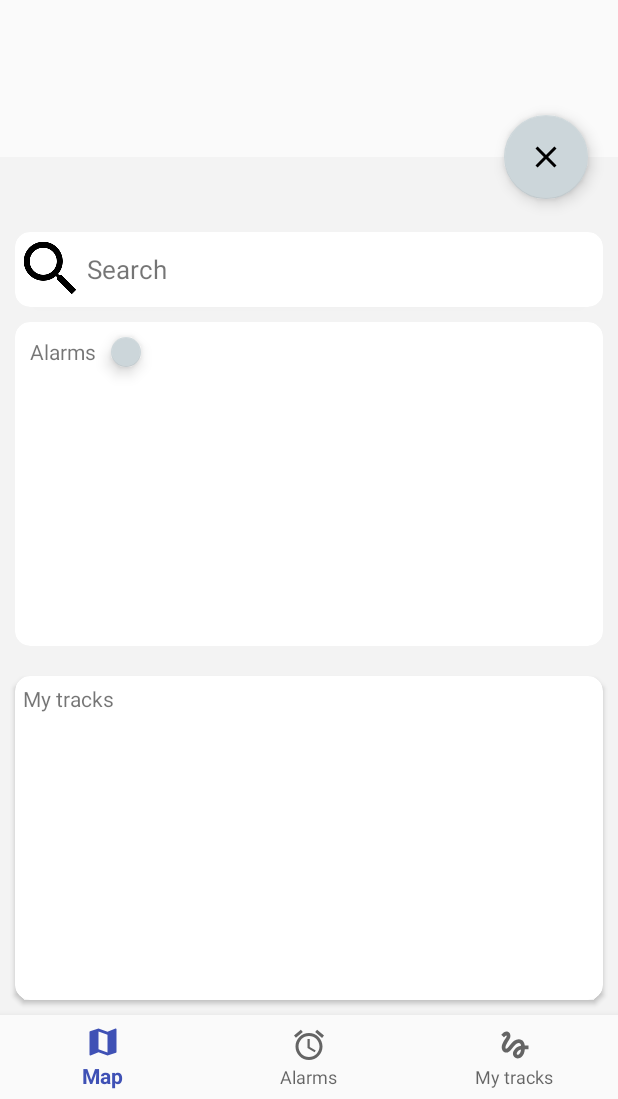
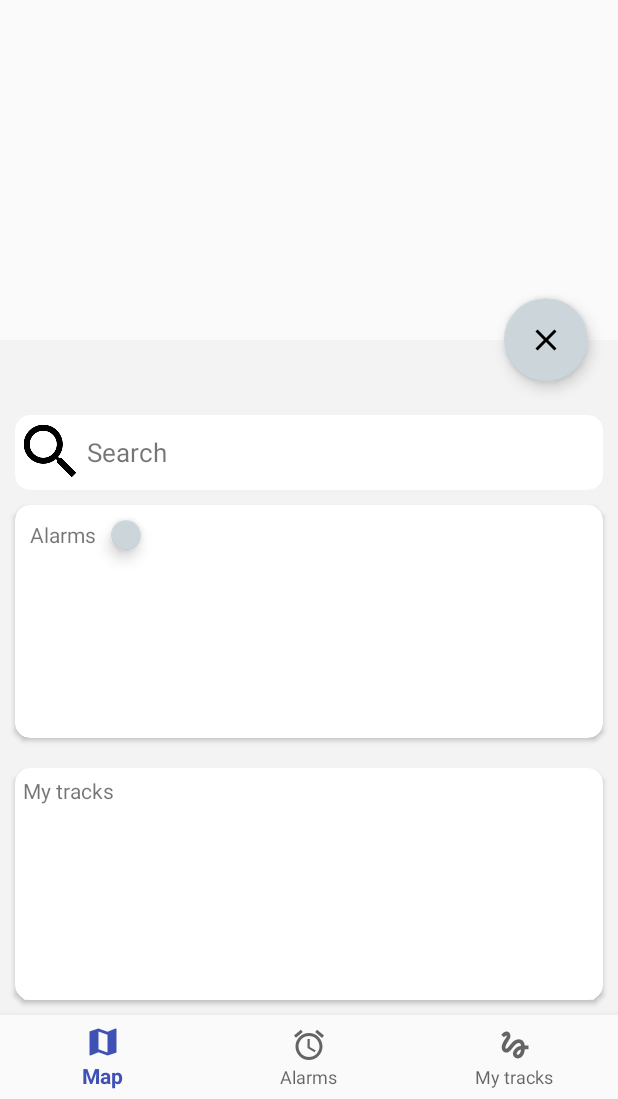
Before and after one commit to AlekseyNesmelov/GPSTracker, an Android app: the screen it shows after launch (MainActivity), after a tap on an icon or button, on a phone screen of 412 x 824 dp, the part 137-1236 px from its top. Run offline under Robolectric (Android 15) with nearby library versions, the phone set to English and light mode, and no system bars; our stand-ins replace ButterKnife, Dagger/Hilt's generated code, Room's generated code, RxJava, data binding; libraries missing offline, so code that uses them is left out: com.google.maps.android; 1 statement that could not run was skipped; 3 other taps on this screen came first.

```diff
--- /dev/null
+++ b/app/src/main/java/com/nesmelov/alexey/gpstracker/ui/binding/DataBindingAdapters.java
@@ -0,0 +1,12 @@
+package com.nesmelov.alexey.gpstracker.ui.binding;
+
+import android.databinding.BindingAdapter;
+import android.support.design.widget.FloatingActionButton;
+
+public class DataBindingAdapters {
+
+    @BindingAdapter("android:src")
+    public static void setImageResource(final FloatingActionButton imageView, final int resource){
+        imageView.setImageResource(resource);
+    }
+}
--- a/app/src/main/java/com/nesmelov/alexey/gpstracker/ui/fragments/MapFragment.java
+++ b/app/src/main/java/com/nesmelov/alexey/gpstracker/ui/fragments/MapFragment.java
@@ -5,6 +5,7 @@ import android.app.Activity;
 import android.arch.lifecycle.ViewModelProviders;
 import android.content.Intent;
 import android.content.pm.PackageManager;
+import android.databinding.DataBindingUtil;
 import android.graphics.Color;
 import android.location.Location;
 import android.os.Bundle;
@@ -37,6 +38,7 @@ import com.nesmelov.alexey.gpstracker.application.TrackerApplication;
 import com.nesmelov.alexey.gpstracker.application.utils.LocationUtils;
 import com.nesmelov.alexey.gpstracker.application.utils.MapUtils;
 import com.nesmelov.alexey.gpstracker.application.utils.Position;
+import com.nesmelov.alexey.gpstracker.databinding.LayoutMapBinding;
 import com.nesmelov.alexey.gpstracker.repository.storage.model.Alarm;
 import com.nesmelov.alexey.gpstracker.ui.activities.SearchActivity;
 import com.nesmelov.alexey.gpstracker.ui.adapters.HorizontalAlarmAdapter;
@@ -84,13 +86,10 @@ public class MapFragment extends Fragment implements OnMapReadyCallback {
     private Circle mAlarmRadius;
 
     private CompositeDisposable mCompositeDisposable;
-    private Observable<View> mFollowMeClickObservable;
-    private Observable<View> mMenuClickObservable;
     private Observable<View> mZoomInClickObservable;
     private Observable<View> mZoomOutClickObservable;
     private Observable<View> mSearchCardClickObservable;
     private Observable<View> mAddAlarmBtnClickObservable;
-    private Observable<View> mOkBtnClickObservable;
     private Observable<Double> mRadiusChangedObservable;
     private Observable<Integer> mBottomSheetStateChangedObservable;
 
@@ -116,7 +115,14 @@ public class MapFragment extends Fragment implements OnMapReadyCallback {
     @Override
     public View onCreateView(@NonNull final LayoutInflater inflater,
                              @Nullable final ViewGroup container, final @Nullable Bundle savedInstanceState) {
-        final View view =  inflater.inflate(R.layout.layout_map, container, false);
+        mViewModel = ViewModelProviders.of(this).get(MapFragmentViewModel.class);
+        mViewModel.mIsFollowMe.observe(this, this::updateFollowMeState);
+        mViewModel.getAlarms().observe(this, this::showAlarms);
+        mViewModel.getMode().observe(this, this::modeChanged);
+
+        final LayoutMapBinding binding = DataBindingUtil.inflate(inflater, R.layout.layout_map, container, false);
+        binding.setViewModel(mViewModel);
+        final View view = binding.getRoot();
         ButterKnife.bind(this, view);
         mMapView.onCreate(savedInstanceState);
         return view;
@@ -132,7 +138,6 @@ public class MapFragment extends Fragment implements OnMapReadyCallback {
     public void onViewCreated(@NonNull final View view, @Nullable final Bundle savedInstanceState) {
         bringViewsToFront();
         initHorizontalAlarmAdapter();
-        initViewModel();
         initClickObservables();
 
         mBottomSheetStateChangedObservable = Observable.create(e -> {
@@ -216,7 +221,7 @@ public class MapFragment extends Fragment implements OnMapReadyCallback {
         }
         mMap.setOnCameraMoveStartedListener(reason -> {
             if (reason == GoogleMap.OnCameraMoveStartedListener.REASON_GESTURE) {
-                mViewModel.getFollowMeState().setValue(false);
+                mViewModel.mIsFollowMe.setValue(false);
             }
         });
     }
@@ -258,10 +263,10 @@ public class MapFragment extends Fragment implements OnMapReadyCallback {
                 mMapUtils.animateCameraTo(mMap, myPos.getLatitude(), myPos.getLongitude());
             }
         }
-        if (getActivity() != null) {
+        /*if (getActivity() != null) {
             mFollowMeBtn.setImageDrawable(ContextCompat.getDrawable(getActivity(),
                     followMe ? R.drawable.ic_near_me_black_24dp : R.drawable.ic_my_location_off_black_48dp));
-        }
+        }*/
     }
 
     /**
@@ -434,7 +439,7 @@ public class MapFragment extends Fragment implements OnMapReadyCallback {
      */
     private void initViewModel() {
         mViewModel = ViewModelProviders.of(this).get(MapFragmentViewModel.class);
-        mViewModel.getFollowMeState().observe(this, this::updateFollowMeState);
+        // mViewModel.getFollowMeState().observe(this, this::updateFollowMeState);
         mViewModel.getAlarms().observe(this, this::showAlarms);
         mViewModel.getMode().observe(this, this::modeChanged);
     }
@@ -443,13 +448,10 @@ public class MapFragment extends Fragment implements OnMapReadyCallback {
      * Initiates click observables.
      */
     private void initClickObservables() {
-        mFollowMeClickObservable = createClickObservable(mFollowMeBtn);
-        mMenuClickObservable = createClickObservable(mMenuFab);
         mZoomInClickObservable = createClickObservable(mZoomInBtn);
         mZoomOutClickObservable = createClickObservable(mZoomOutBtn);
         mSearchCardClickObservable = createClickObservable(mSearchCard);
         mAddAlarmBtnClickObservable = createClickObservable(mAddAlarmBtn);
-        mOkBtnClickObservable = createClickObservable(mOkBtn);
     }
 
     /**
@@ -457,9 +459,6 @@ public class MapFragment extends Fragment implements OnMapReadyCallback {
      */
     private void subscribeClickObservables() {
         mCompositeDisposable = new CompositeDisposable();
-        mCompositeDisposable.add(mOkBtnClickObservable.subscribe(v -> mViewModel.clickOk()));
-        mCompositeDisposable.add(mMenuClickObservable.subscribe(v-> mViewModel.clickMenu()));
-        mCompositeDisposable.add(mFollowMeClickObservable.subscribe(v -> mViewModel.clickFollowMe()));
         mCompositeDisposable.add(mAddAlarmBtnClickObservable.subscribe(v -> mViewModel.clickAddAlarm()));
         mCompositeDisposable.add(mZoomInClickObservable.subscribe(v -> mMapUtils.zoomIn(mMap)));
         mCompositeDisposable.add(mZoomOutClickObservable.subscribe(v -> mMapUtils.zoomOut(mMap)));
--- a/app/src/main/java/com/nesmelov/alexey/gpstracker/viewmodels/MapFragmentViewModel.java
+++ b/app/src/main/java/com/nesmelov/alexey/gpstracker/viewmodels/MapFragmentViewModel.java
@@ -2,7 +2,9 @@ package com.nesmelov.alexey.gpstracker.viewmodels;
 
 import android.arch.lifecycle.MutableLiveData;
 import android.arch.lifecycle.ViewModel;
+import android.databinding.Bindable;
 import android.databinding.Observable;
+import android.view.View;
 
 import com.google.android.gms.maps.GoogleMap;
 import com.google.android.gms.maps.model.Circle;
@@ -31,7 +33,7 @@ public class MapFragmentViewModel extends ViewModel {
 
     @Inject AddressesRepository mAddressesRepository;
 
-    private MutableLiveData<Boolean> mIsFollowMe;
+    public MutableLiveData<Boolean> mIsFollowMe = new MutableLiveData<>();
     private MutableLiveData<LatLng> mCameraPos;
     private MutableLiveData<Integer> mMode;
     private MutableLiveData<List<Alarm>> mAlarms;
@@ -71,12 +73,12 @@ public class MapFragmentViewModel extends ViewModel {
      *
      * @return live data for follow me state.
      */
-    public MutableLiveData<Boolean> getFollowMeState() {
+    /*public MutableLiveData<Boolean> getFollowMeState() {
         if (mIsFollowMe == null) {
             mIsFollowMe = new MutableLiveData<>();
         }
         return mIsFollowMe;
-    }
+    }*/
 
     public MutableLiveData<Integer> getMode() {
         if (mMode == null) {
@@ -103,7 +105,7 @@ public class MapFragmentViewModel extends ViewModel {
     /**
      * Click menu event.
      */
-    public void clickMenu() {
+    public void clickMenu(final View view) {
         final Integer mode = getMode().getValue();
         if (mode != null) {
             switch (mode) {
@@ -123,7 +125,7 @@ public class MapFragmentViewModel extends ViewModel {
         }
     }
 
-    public void clickOk() {
+    public void clickOk(final View view) {
         final Integer mode = getMode().getValue();
         if (mode != null) {
             switch (mode) {
@@ -144,9 +146,9 @@ public class MapFragmentViewModel extends ViewModel {
     /**
      * Click follow me event.
      */
-    public void clickFollowMe() {
-        final Boolean prevState = getFollowMeState().getValue();
-        getFollowMeState().setValue(prevState == null || !prevState);
+    public void clickFollowMe(final View view) {
+        final Boolean prevState = mIsFollowMe.getValue();
+        mIsFollowMe.setValue(prevState == null || !prevState);
     }
 
     public void clickAddAlarm() {
--- a/app/src/main/res/layout/bottom_sheet.xml
+++ b/app/src/main/res/layout/bottom_sheet.xml
@@ -6,6 +6,7 @@
     android:layout_width="match_parent"
     android:layout_height="match_parent"
     android:layout_marginTop="140dp"
+    android:maxHeight="450dp"
     android:orientation="vertical"
     app:behavior_hideable="false"
     app:behavior_peekHeight="0dp"
@@ -97,6 +98,7 @@
         app:cardCornerRadius="10dp"
         android:layout_margin="10dp"
         android:padding="30dp"
+        android:maxHeight="120dp"
         app:layout_constraintTop_toBottomOf="@id/alarmCard"
         app:layout_constraintStart_toStartOf="parent"
         app:layout_constraintEnd_toEndOf="parent"
--- a/app/src/main/res/layout/layout_map.xml
+++ b/app/src/main/res/layout/layout_map.xml
@@ -1,8 +1,19 @@
 <?xml version="1.0" encoding="utf-8"?>
-<android.support.design.widget.CoordinatorLayout xmlns:android="http://schemas.android.com/apk/res/android"
+
+<layout
+    xmlns:android="http://schemas.android.com/apk/res/android"
+    xmlns:app="http://schemas.android.com/apk/res-auto">
+
+    <data>
+        <variable
+            type="com.nesmelov.alexey.gpstracker.viewmodels.MapFragmentViewModel"
+            name="viewModel" />
+    </data>
+
+    <android.support.design.widget.CoordinatorLayout
+
         android:layout_width="match_parent"
-    android:layout_height="match_parent"
-    xmlns:app="http://schemas.android.com/apk/res-auto">
+        android:layout_height="match_parent">
 
         <com.nesmelov.alexey.gpstracker.ui.views.VerticalSeekBar
             android:id="@+id/radiusSeekBar"
@@ -30,9 +41,10 @@
             android:id="@+id/followMeBtn"
             android:layout_width="50dp"
             android:layout_height="50dp"
-        android:src="@drawable/ic_my_location_off_black_48dp"
+            android:src="@{viewModel.mIsFollowMe.getValue() ? @drawable/ic_near_me_black_24dp : @drawable/ic_my_location_off_black_48dp}"
             android:layout_margin="20dp"
             android:layout_gravity="end|top"
+            android:onClick="@{viewModel::clickFollowMe}"
             app:layout_behavior="com.nesmelov.alexey.gpstracker.ui.behavior.MapControlBehavior" />
 
         <android.support.design.widget.FloatingActionButton
@@ -70,6 +82,7 @@
             android:layout_marginBottom="85dp"
             android:layout_marginEnd="20dp"
             android:visibility="invisible"
+            android:onClick="@{viewModel::clickOk}"
             android:src="@drawable/ic_done_black_24dp"/>
 
         <android.support.design.widget.FloatingActionButton
@@ -79,8 +92,11 @@
             android:layout_margin="20dp"
             app:layout_anchor="@id/bottom_sheet"
             app:layout_anchorGravity="end|right"
+            android:onClick="@{viewModel::clickMenu}"
             android:src="@drawable/ic_reorder_black_24dp"/>
 
         <include layout="@layout/bottom_sheet" />
 
     </android.support.design.widget.CoordinatorLayout>
+
+</layout>
```
Lines whose indentation alone changed are shown as unchanged.
